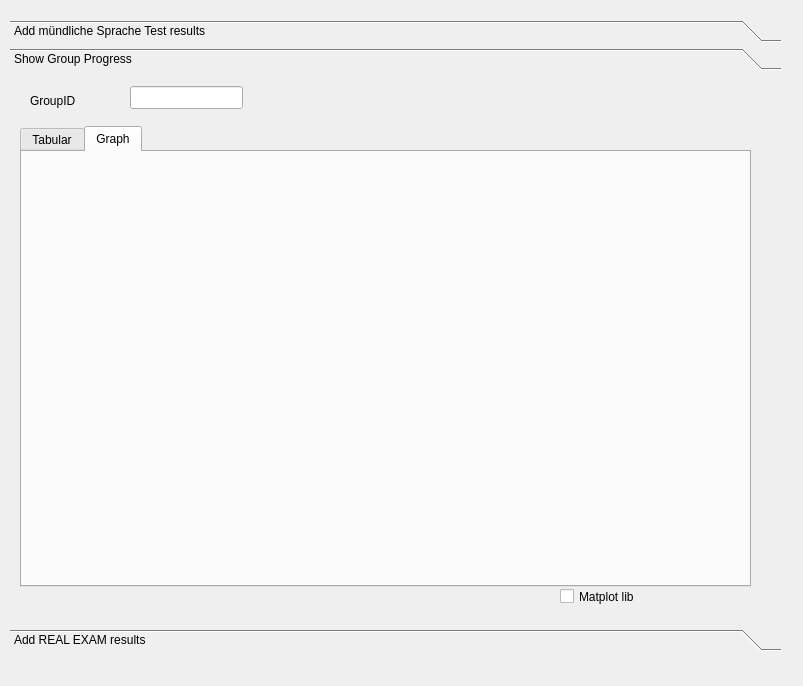
This is Sprache/managesprachetestsdialog.ui in MrRisoni/Gauss as Qt 5 draws it before an edit. The edited form follows.
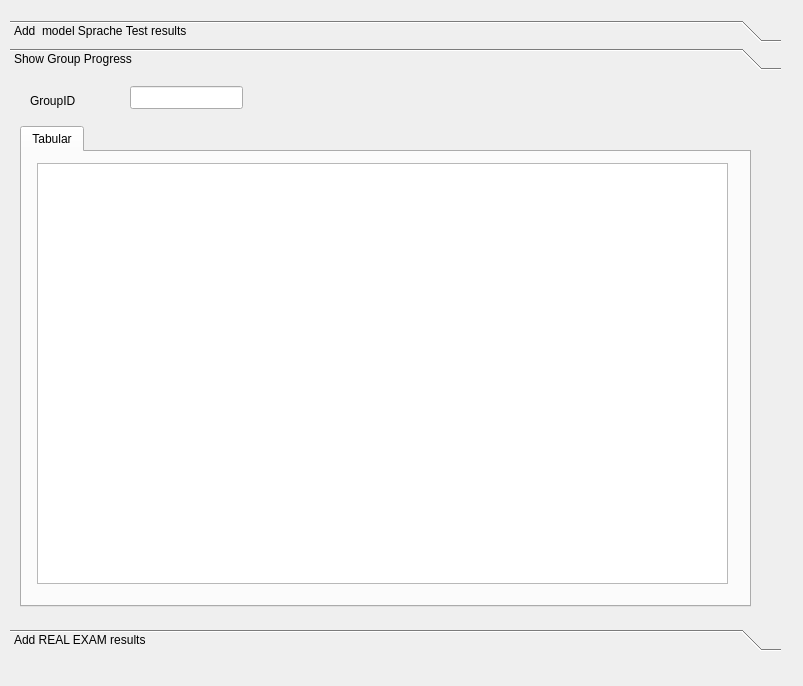
This is the edited form. The open tabs and pages were chosen to show the change.

What changed in the file:
```diff
--- a/Sprache/managesprachetestsdialog.ui
+++ b/Sprache/managesprachetestsdialog.ui
@@ -38,7 +38,7 @@
      </rect>
     </property>
     <attribute name="label">
-     <string>Add mündliche Sprache Test results</string>
+     <string>Add  model Sprache Test results</string>
     </attribute>
     <widget class="QLabel" name="label">
      <property name="geometry">
@@ -141,11 +141,11 @@
        <x>10</x>
        <y>50</y>
        <width>731</width>
-       <height>461</height>
+       <height>481</height>
       </rect>
      </property>
      <property name="currentIndex">
-      <number>1</number>
+      <number>0</number>
      </property>
      <widget class="QWidget" name="tab">
       <attribute name="title">
@@ -157,39 +157,11 @@
          <x>15</x>
          <y>11</y>
          <width>691</width>
-         <height>411</height>
+         <height>421</height>
         </rect>
        </property>
       </widget>
      </widget>
-     <widget class="QWidget" name="tab_2">
-      <attribute name="title">
-       <string>Graph</string>
-      </attribute>
-      <widget class="QWidget" name="widget" native="true">
-       <property name="geometry">
-        <rect>
-         <x>10</x>
-         <y>10</y>
-         <width>701</width>
-         <height>401</height>
-        </rect>
-       </property>
-      </widget>
-     </widget>
-    </widget>
-    <widget class="QCheckBox" name="checkBox">
-     <property name="geometry">
-      <rect>
-       <x>550</x>
-       <y>510</y>
-       <width>191</width>
-       <height>21</height>
-      </rect>
-     </property>
-     <property name="text">
-      <string>Matplot lib</string>
-     </property>
     </widget>
    </widget>
    <widget class="QWidget" name="page_2">
```
Left out of the diff: 2 changed lines with no effect on the pictures.
